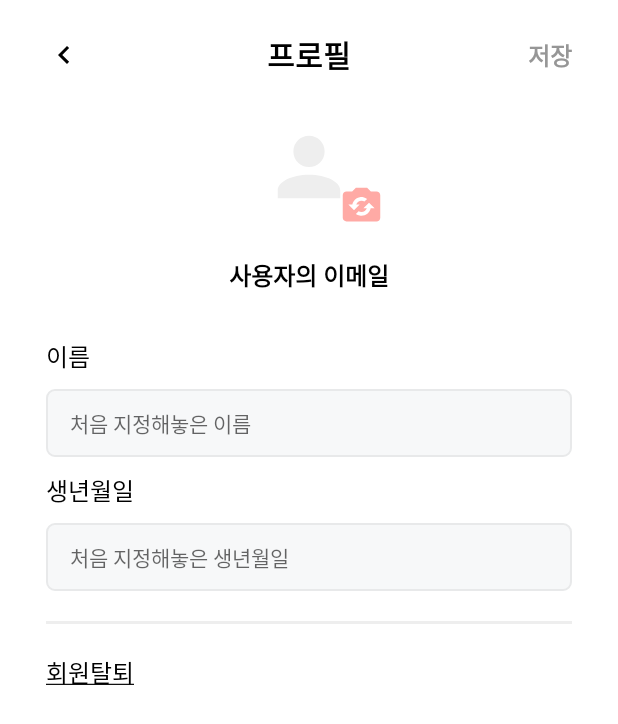
After one commit to wsb7788/Faily, an Android app built with Jetpack Compose: the layout activity_setting_profile.xml on its own in the app's theme, with its tools: preview values and no code run, on a phone screen of 412 x 824 dp. The commit adds this screen. Shown: the top 724 px of the screen. Run offline under Robolectric (Android 15) with nearby library versions, the phone set to English and light mode, and no system bars.

Commit message:
SettingProfileActivity.kt 레이아웃 및 틀 구성

```diff
--- /dev/null
+++ b/app/src/main/java/com/project/faily/data/remote/setting_profile/SettingProfileListener.kt
@@ -0,0 +1,6 @@
+package com.project.faily.data.remote.setting_profile
+
+interface SettingProfileListener {
+
+
+}
--- a/app/src/main/java/com/project/faily/di/ViewModelModule.kt
+++ b/app/src/main/java/com/project/faily/di/ViewModelModule.kt
@@ -11,6 +11,7 @@ import com.project.faily.ui.permission.PermissionViewModel
 import com.project.faily.ui.question.QuestionViewModel
 import com.project.faily.ui.schedule_add.ScheduleAddViewModel
 import com.project.faily.ui.setting.SettingViewModel
+import com.project.faily.ui.setting_profile.SettingProfileViewModel
 import com.project.faily.ui.sign_in.SignInViewModel
 import com.project.faily.ui.sign_up.SignUpViewModel
 import com.project.faily.ui.sign_up2.SignUp2ViewModel
@@ -36,4 +37,5 @@ val viewModelModule = module {
     viewModel { ScheduleAddViewModel() }
     viewModel { AnswerViewModel() }
     viewModel { EmailAuthViewModel(get(),get()) }
+    viewModel { SettingProfileViewModel() }
 }
--- /dev/null
+++ b/app/src/main/java/com/project/faily/ui/setting_profile/SettingProfileActivity.kt
@@ -0,0 +1,41 @@
+package com.project.faily.ui.setting_profile
+
+import android.app.Dialog
+import android.content.Intent
+import android.os.Bundle
+import android.text.InputType
+import android.text.SpannableStringBuilder
+import android.view.View
+import android.widget.CheckBox
+import android.widget.Toast
+import androidx.appcompat.app.AlertDialog
+import androidx.databinding.DataBindingUtil
+import com.project.faily.R
+import com.project.faily.data.remote.login.LoginListener
+import com.project.faily.data.remote.setting_profile.SettingProfileListener
+import com.project.faily.data.remote.sign_up.SignUpListener
+import com.project.faily.databinding.ActivitySettingProfileBinding
+import com.project.faily.databinding.ActivitySignUpBinding
+import com.project.faily.databinding.DialogBdateBinding
+import com.project.faily.ui.BaseActivity
+import com.project.faily.ui.sign_up2.SignUp2Activity
+import org.koin.androidx.viewmodel.ext.android.viewModel
+
+class SettingProfileActivity : BaseActivity(), SettingProfileListener {
+    private lateinit var binding: ActivitySettingProfileBinding
+    private val viewModel: SettingProfileViewModel by viewModel()
+
+
+    override fun onCreate(savedInstanceState: Bundle?) {
+        super.onCreate(savedInstanceState)
+        binding = DataBindingUtil.setContentView(this, R.layout.activity_setting_profile)
+        binding.lifecycleOwner = this
+        binding.viewModel = viewModel
+        viewModel.settingProfileListener = this
+
+
+
+
+    }
+
+}
--- /dev/null
+++ b/app/src/main/java/com/project/faily/ui/setting_profile/SettingProfileViewModel.kt
@@ -0,0 +1,13 @@
+package com.project.faily.ui.setting_profile
+
+
+
+
+
+import androidx.lifecycle.ViewModel
+import com.project.faily.data.remote.setting.SettingListener
+import com.project.faily.data.remote.setting_profile.SettingProfileListener
+
+class SettingProfileViewModel: ViewModel(){
+    var settingProfileListener: SettingProfileListener? = null
+}
--- /dev/null
+++ b/app/src/main/res/drawable/ic_change_profile_image.xml
@@ -0,0 +1,9 @@
+<vector xmlns:android="http://schemas.android.com/apk/res/android"
+    android:width="30dp"
+    android:height="30dp"
+    android:viewportWidth="30"
+    android:viewportHeight="30">
+  <path
+      android:pathData="M25,6.25H21.25L18.75,3.75H11.25L8.75,6.25H5C3.625,6.25 2.5,7.375 2.5,8.75V23.75C2.5,24.413 2.7634,25.0489 3.2322,25.5178C3.7011,25.9866 4.337,26.25 5,26.25H25C26.3875,26.25 27.5,25.1375 27.5,23.75V8.75C27.5,8.087 27.2366,7.4511 26.7678,6.9822C26.2989,6.5134 25.663,6.25 25,6.25ZM6.25,15H8.875C9.0386,14.1953 9.3591,13.4308 9.8184,12.7502C10.2777,12.0695 10.8667,11.4861 11.5517,11.0334C12.2367,10.5806 13.0042,10.2673 13.8104,10.1114C14.6166,9.9556 15.4456,9.9602 16.25,10.125C17.2,10.3125 18.0375,10.7375 18.75,11.25L16.95,13.0625C16.3875,12.7125 15.725,12.5 15,12.5C13.425,12.5 12,13.5 11.475,15H13.75L10,18.75L6.25,15ZM21.1375,17.5C20.45,20.8875 17.15,23.0625 13.75,22.375C12.8489,22.1736 11.9983,21.7908 11.25,21.25L13.05,19.4375C13.625,19.7875 14.2875,20 15,20C16.5875,20 18.0125,19 18.5375,17.5H16.25L20,13.75L23.75,17.5H21.1375Z"
+      android:fillColor="#FFAAA5"/>
+</vector>
--- /dev/null
+++ b/app/src/main/res/layout/activity_setting_profile.xml
@@ -0,0 +1,197 @@
+<?xml version="1.0" encoding="utf-8"?>
+<layout
+    xmlns:android="http://schemas.android.com/apk/res/android"
+    xmlns:app="http://schemas.android.com/apk/res-auto"
+    xmlns:tools="http://schemas.android.com/tools">
+    <data>
+        <variable
+            name="viewModel"
+            type="com.project.faily.ui.setting_profile.SettingProfileViewModel" />
+    </data>
+
+    <androidx.constraintlayout.widget.ConstraintLayout
+        android:layout_width="match_parent"
+        android:layout_height="match_parent">
+
+
+        <androidx.constraintlayout.widget.ConstraintLayout
+
+            android:layout_width="0dp"
+            app:layout_constraintWidth_percent="0.85"
+            android:layout_height="match_parent"
+            app:layout_constraintStart_toStartOf="parent"
+            app:layout_constraintEnd_toEndOf="parent"
+            app:layout_constraintTop_toTopOf="parent">
+
+            <ImageView
+                android:id="@+id/btn_back"
+                android:layout_width="wrap_content"
+                android:layout_height="wrap_content"
+                android:src="@drawable/ic_arrow_left"
+                app:layout_constraintBottom_toBottomOf="@+id/tv_title"
+                app:layout_constraintStart_toStartOf="parent"
+                app:layout_constraintTop_toTopOf="@+id/tv_title" />
+
+            <TextView
+                android:layout_width="wrap_content"
+                android:layout_height="wrap_content"
+                android:id="@+id/tv_title"
+                android:textStyle="bold"
+                android:textSize="20sp"
+                android:textColor="@color/grayscale_1"
+                android:text="프로필"
+                android:layout_marginTop="21dp"
+                app:layout_constraintStart_toStartOf="parent"
+                app:layout_constraintEnd_toEndOf="parent"
+                app:layout_constraintTop_toTopOf="parent"/>
+
+            <TextView
+                android:layout_width="wrap_content"
+                android:layout_height="wrap_content"
+                android:id="@+id/btn_save"
+                android:textColor="@color/grayscale_4"
+                android:textSize="16sp"
+                android:textStyle="bold"
+                android:text="저장"
+                app:layout_constraintTop_toTopOf="@id/tv_title"
+                app:layout_constraintBottom_toBottomOf="@id/tv_title"
+                app:layout_constraintEnd_toEndOf="parent"/>
+
+
+            <ImageView
+                android:id="@+id/iv_profile"
+                android:layout_width="100dp"
+                android:layout_height="100dp"
+                android:src="@drawable/ic_profile_basic"
+                app:layout_constraintStart_toStartOf="parent"
+                app:layout_constraintEnd_toEndOf="parent"
+                app:layout_constraintTop_toTopOf="@id/tv_title"
+                android:layout_marginTop="40dp"/>
+
+            <ImageView
+                android:id="@+id/btn_change_image"
+                android:layout_width="wrap_content"
+                android:layout_height="wrap_content"
+                android:src="@drawable/ic_change_profile_image"
+                app:layout_constraintEnd_toEndOf="@id/iv_profile"
+                android:layout_marginBottom="10dp"
+                app:layout_constraintBottom_toBottomOf="@id/iv_profile"/>
+
+            <TextView
+                android:layout_width="wrap_content"
+                android:layout_height="wrap_content"
+                android:textStyle="bold"
+                android:textSize="16sp"
+                android:textColor="@color/grayscale_1"
+                android:text="사용자의 이메일"
+                android:id="@+id/tv_email"
+                app:layout_constraintTop_toBottomOf="@id/iv_profile"
+                app:layout_constraintStart_toStartOf="@id/iv_profile"
+                app:layout_constraintEnd_toEndOf="@id/iv_profile"
+                android:layout_marginTop="10dp"/>
+
+            <TextView
+                android:id="@+id/tv_name"
+                android:layout_width="wrap_content"
+                android:layout_height="wrap_content"
+                android:textSize="16sp"
+                android:textColor="@color/grayscale_1"
+                android:text="이름"
+                app:layout_constraintTop_toBottomOf="@id/tv_email"
+                app:layout_constraintStart_toStartOf="parent"
+                android:layout_marginTop="30dp"/>
+
+            <androidx.constraintlayout.widget.ConstraintLayout
+                android:id="@+id/cl_name"
+                android:layout_width="0dp"
+                android:layout_height="wrap_content"
+                android:background="@drawable/login_border"
+                android:paddingHorizontal="16dp"
+                android:paddingVertical="12dp"
+                app:layout_constraintTop_toBottomOf="@id/tv_name"
+                app:layout_constraintStart_toStartOf="parent"
+                app:layout_constraintEnd_toEndOf="parent"
+                android:layout_marginTop="10dp">
+
+                <EditText
+                    android:id="@+id/et_name"
+                    android:layout_width="0dp"
+                    app:layout_constraintStart_toStartOf="parent"
+                    app:layout_constraintEnd_toEndOf="parent"
+                    app:layout_constraintTop_toTopOf="parent"
+                    android:layout_height="wrap_content"
+                    android:textSize="14sp"
+                    android:textColor="@color/grayscale_1"
+                    android:hint="처음 지정해놓은 이름"
+                    android:singleLine="true"
+                    android:background="@null"/>
+            </androidx.constraintlayout.widget.ConstraintLayout>
+
+            <TextView
+                android:id="@+id/tv_bdate"
+                android:layout_width="wrap_content"
+                android:layout_height="wrap_content"
+                android:textSize="16sp"
+                android:textColor="@color/grayscale_1"
+                android:text="생년월일"
+                app:layout_constraintTop_toBottomOf="@id/cl_name"
+                app:layout_constraintStart_toStartOf="parent"
+                android:layout_marginTop="10dp"/>
+
+            <androidx.constraintlayout.widget.ConstraintLayout
+                android:id="@+id/cl_bdate"
+                android:layout_width="0dp"
+                android:layout_height="wrap_content"
+                android:background="@drawable/login_border"
+                android:paddingHorizontal="16dp"
+                android:paddingVertical="12dp"
+                app:layout_constraintTop_toBottomOf="@id/tv_bdate"
+                app:layout_constraintStart_toStartOf="parent"
+                app:layout_constraintEnd_toEndOf="parent"
+                android:layout_marginTop="10dp">
+
+                <EditText
+                    android:id="@+id/et_bdate"
+                    android:layout_width="0dp"
+                    app:layout_constraintStart_toStartOf="parent"
+                    app:layout_constraintEnd_toEndOf="parent"
+                    app:layout_constraintTop_toTopOf="parent"
+                    android:layout_height="wrap_content"
+                    android:textSize="14sp"
+                    android:textColor="@color/grayscale_1"
+                    android:hint="처음 지정해놓은 생년월일"
+                    android:singleLine="true"
+                    android:background="@null"/>
+            </androidx.constraintlayout.widget.ConstraintLayout>
+
+
+            <View
+                android:id="@+id/line"
+                android:layout_width="match_parent"
+                android:layout_height="2dp"
+                android:layout_marginTop="20dp"
+                android:background="@color/grayscale_5"
+                app:layout_constraintStart_toStartOf="parent"
+                app:layout_constraintTop_toBottomOf="@+id/cl_bdate" />
+
+            <TextView
+                android:id="@+id/quit"
+                android:layout_width="wrap_content"
+                android:layout_height="wrap_content"
+                android:textSize="16sp"
+                android:textColor="@color/grayscale_1"
+                android:text="@string/quit"
+                app:layout_constraintTop_toBottomOf="@id/line"
+                app:layout_constraintStart_toStartOf="parent"
+                android:layout_marginTop="20dp"/>
+
+
+
+
+        </androidx.constraintlayout.widget.ConstraintLayout>
+
+
+
+    </androidx.constraintlayout.widget.ConstraintLayout>
+
+</layout>
--- a/app/src/main/res/values/strings.xml
+++ b/app/src/main/res/values/strings.xml
@@ -1,6 +1,7 @@
 <resources>
     <string name="app_name">Faily</string>
     <string name="see"><u>보기</u></string>
+    <string name="quit"><u>회원탈퇴</u></string>
     <!-- TODO: Remove or change this placeholder text -->
     <string name="hello_blank_fragment">Hello blank fragment</string>
 </resources>
```
